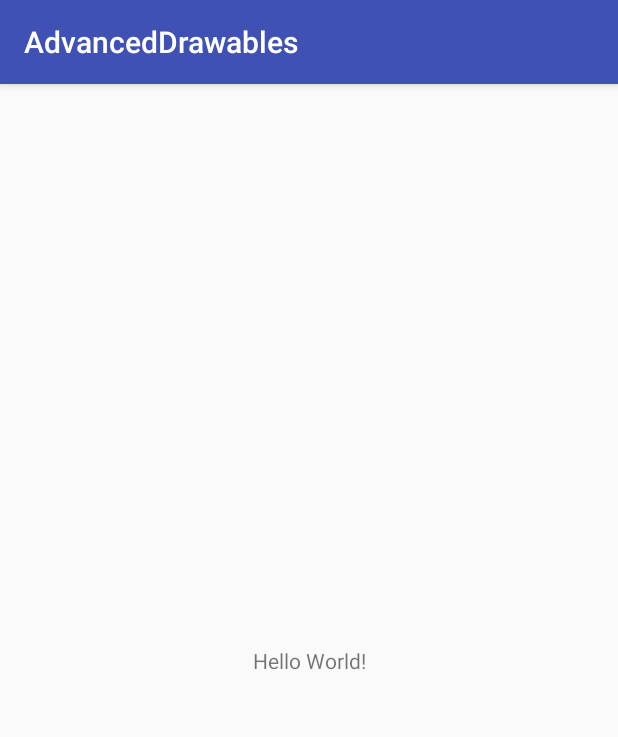
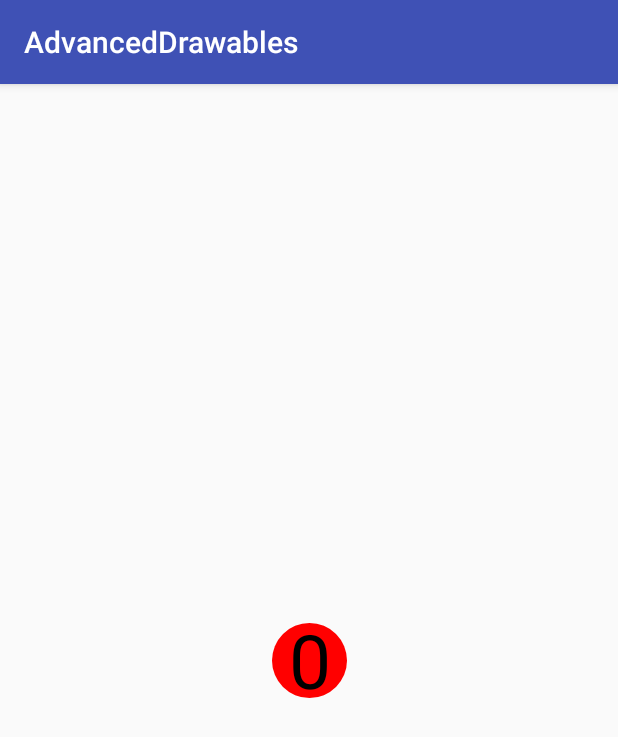
Before and after one commit to suzp1984/advanced-drawable, an Android app: the screen it shows after launch (MainActivity), on a phone screen of 412 x 824 dp. Shown: the top 737 px of the screen. Run offline under Robolectric (Android 15) with nearby library versions, the phone set to English and light mode, and no system bars.

Commit message:
add CircleDrawable

```diff
--- a/app/build.gradle
+++ b/app/build.gradle
@@ -1,4 +1,5 @@
 apply plugin: 'com.android.application'
+apply plugin: 'kotlin-android'
 
 android {
     compileSdkVersion 25
@@ -27,4 +28,8 @@ dependencies {
     compile 'com.android.support:appcompat-v7:25.3.1'
     compile 'com.android.support.constraint:constraint-layout:1.0.2'
     testCompile 'junit:junit:4.12'
+    compile "org.jetbrains.kotlin:kotlin-stdlib-jre7:$kotlin_version"
 }
+repositories {
+    mavenCentral()
+}
--- a/app/src/main/java/io/github/suzp1984/advanceddrawables/MainActivity.kt
+++ b/app/src/main/java/io/github/suzp1984/advanceddrawables/MainActivity.kt
@@ -2,11 +2,19 @@ package io.github.suzp1984.advanceddrawables
 
 import android.support.v7.app.AppCompatActivity
 import android.os.Bundle
+import android.widget.ImageView
+import io.github.suzp1984.advanceddrawables.drawable.CircleDrawable
 
 class MainActivity : AppCompatActivity() {
 
     override fun onCreate(savedInstanceState: Bundle?) {
         super.onCreate(savedInstanceState)
         setContentView(R.layout.activity_main)
+
+        val image : ImageView = findViewById(R.id.image) as ImageView
+
+        val circle : CircleDrawable = CircleDrawable()
+        circle.setText("0")
+        image.setImageDrawable(circle)
     }
 }
--- /dev/null
+++ b/app/src/main/java/io/github/suzp1984/advanceddrawables/drawable/CircleDrawable.kt
@@ -0,0 +1,80 @@
+package io.github.suzp1984.advanceddrawables.drawable
+
+import android.graphics.*
+import android.graphics.drawable.Drawable
+import android.util.Log
+
+class CircleDrawable : Drawable() {
+
+    private var backgroundPaint: Paint = Paint()
+    private var txtPaint: Paint = Paint()
+    private var text: String = ""
+    private val TAG : String = "CircleDrawable"
+
+    init {
+        backgroundPaint.color = Color.rgb(255, 0, 0)
+
+        txtPaint.setTypeface(Typeface.DEFAULT)
+        txtPaint.color = Color.rgb(0, 0, 0)
+    }
+
+    override fun draw(canvas: Canvas?) {
+        if (canvas == null) {
+            return
+        }
+
+        val rect : Rect = bounds
+        canvas.drawCircle(rect.exactCenterX(), rect.exactCenterY(), rect.width() / 2.0f, backgroundPaint)
+
+        txtPaint.textSize = adjustTextSize()
+
+        val txtRect : Rect = Rect()
+        txtPaint.getTextBounds(text, 0, text.length, txtRect)
+        val txtWidth = txtPaint.measureText(text)
+        canvas.drawText(text, rect.exactCenterX() - txtWidth / 2, rect.exactCenterY() + txtRect.height() / 2, txtPaint)
+    }
+
+    override fun setAlpha(alpha: Int) {
+//        TODO("not implemented") //To change body of created functions use File | Settings | File Templates.
+    }
+
+    override fun getOpacity(): Int {
+//        TODO("not implemented") //To change body of created functions use File | Settings | File Templates.
+        return PixelFormat.UNKNOWN
+    }
+
+    override fun setColorFilter(colorFilter: ColorFilter?) {
+//        TODO("not implemented") //To change body of created functions use File | Settings | File Templates.
+    }
+
+    fun setText(t : String) {
+        text = t
+    }
+
+    private fun adjustTextSize() : Float {
+        val rect = bounds
+        val txtRect = Rect()
+
+        val min : Int = if (rect.width() < rect.height()) rect.width() else rect.height()
+
+        var txtSize = rect.width().toFloat()
+        Log.e(TAG, "rect width = " + rect.width())
+
+        while (true) {
+            txtPaint.setTextSize(txtSize)
+            txtPaint.getTextBounds(text, 0, text.length, txtRect)
+            val w = txtPaint.measureText(text)
+
+            val maxSize : Float = if (w > txtRect.height()) w else txtRect.height().toFloat()
+
+            Log.e(TAG, "text size = " + txtSize)
+            if (maxSize < (min * 8.0f / 10.0f)) {
+                break
+            }
+
+            txtSize -= 0.5f
+        }
+
+        return txtSize
+    }
+}
--- a/app/src/main/res/layout/activity_main.xml
+++ b/app/src/main/res/layout/activity_main.xml
@@ -6,10 +6,10 @@
     android:layout_height="match_parent"
     tools:context="io.github.suzp1984.advanceddrawables.MainActivity">
 
-    <TextView
-        android:layout_width="wrap_content"
-        android:layout_height="wrap_content"
-        android:text="Hello World!"
+    <ImageView
+        android:id="@+id/image"
+        android:layout_width="50dp"
+        android:layout_height="50dp"
         app:layout_constraintBottom_toBottomOf="parent"
         app:layout_constraintLeft_toLeftOf="parent"
         app:layout_constraintRight_toRightOf="parent"
--- a/build.gradle
+++ b/build.gradle
@@ -1,11 +1,13 @@
 // Top-level build file where you can add configuration options common to all sub-projects/modules.
 
 buildscript {
+    ext.kotlin_version = '1.1.2-3'
     repositories {
         jcenter()
     }
     dependencies {
         classpath 'com.android.tools.build:gradle:2.3.1'
+        classpath "org.jetbrains.kotlin:kotlin-gradle-plugin:$kotlin_version"
 
         // NOTE: Do not place your application dependencies here; they belong
         // in the individual module build.gradle files
```
